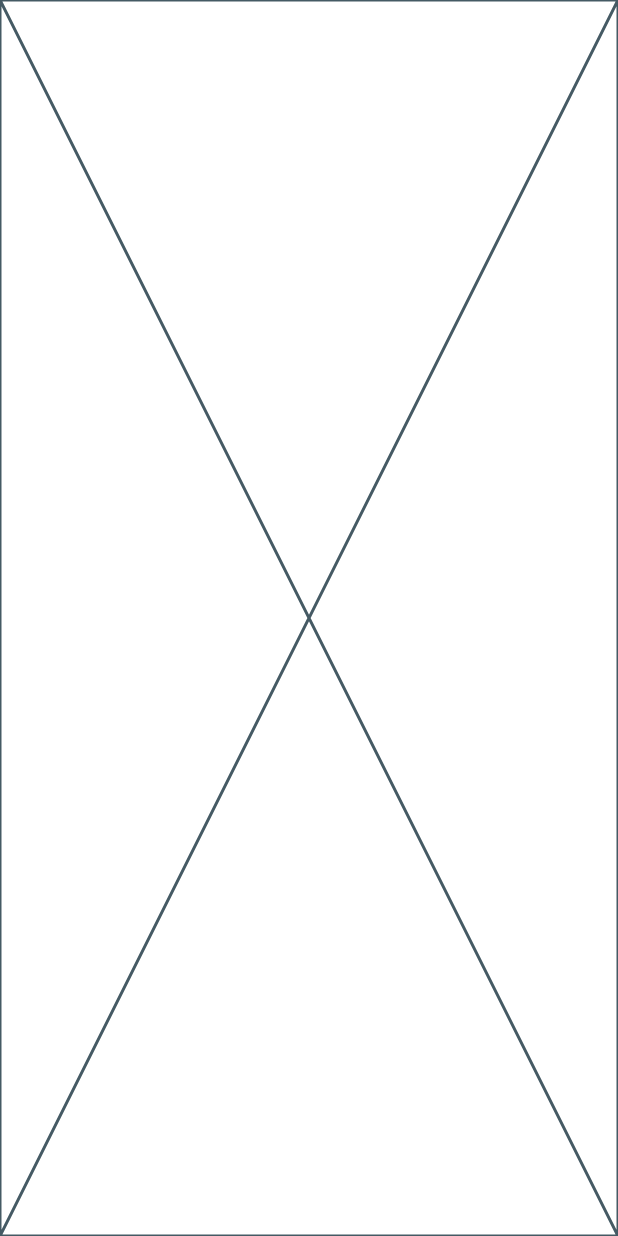
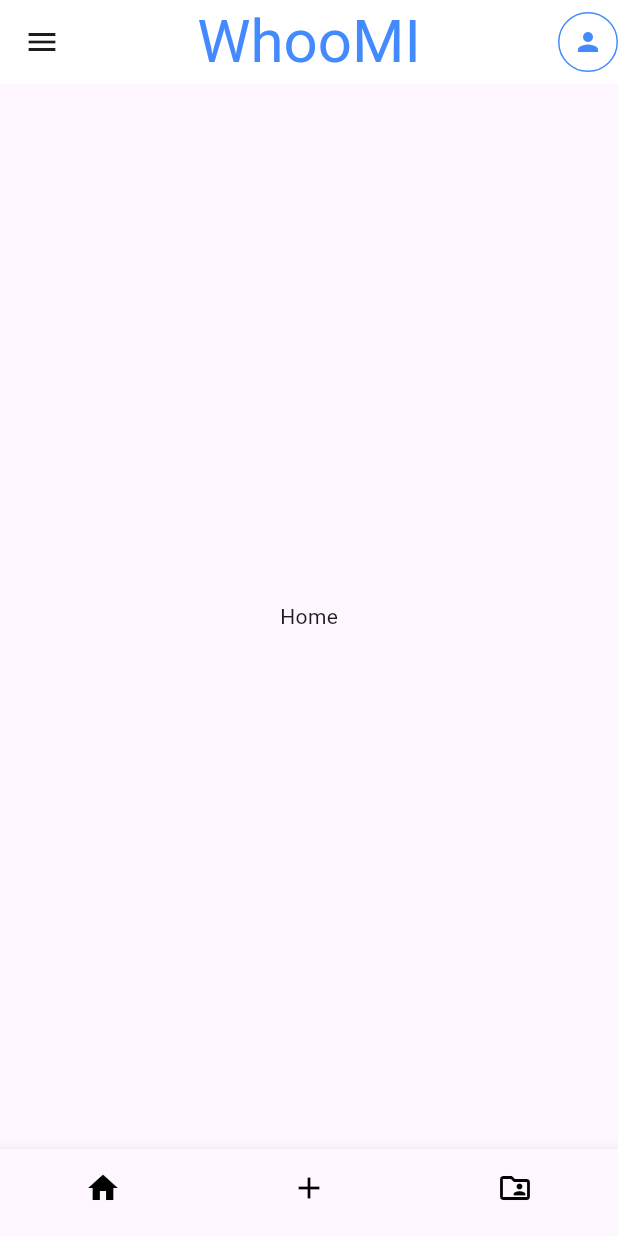
Before and after one commit to abdusattoryaminjonov/ai-project, a Flutter app: the screen it shows after launch, on a phone screen of 412 x 824 dp. Run offline on Flutter 3.47's test engine with Material 3 defaults, Android fonts, the phone set to English and light mode, and no system bars.

Commit message:
pages created

```diff
--- a/lib/main.dart
+++ b/lib/main.dart
@@ -12,6 +12,7 @@ class MyApp extends StatelessWidget {
   @override
   Widget build(BuildContext context) {
     return MaterialApp(
+      debugShowCheckedModeBanner: false,
       title: 'Flutter Demo',
       theme: ThemeData(
         colorScheme: ColorScheme.fromSeed(seedColor: Colors.deepPurple),
--- /dev/null
+++ b/lib/pages/all_images_page.dart
@@ -0,0 +1,19 @@
+import 'package:flutter/material.dart';
+
+class AllImagesPage extends StatefulWidget {
+  const AllImagesPage({super.key});
+
+  @override
+  State<AllImagesPage> createState() => _AllImagesPageState();
+}
+
+class _AllImagesPageState extends State<AllImagesPage> {
+  @override
+  Widget build(BuildContext context) {
+    return Scaffold(
+      body: Center(
+        child: Text("Home"),
+      ),
+    );
+  }
+}
--- a/lib/pages/home_page.dart
+++ b/lib/pages/home_page.dart
@@ -1,4 +1,8 @@
-import 'package:flutter/cupertino.dart';
+import 'package:ai_project/pages/add_model_page.dart';
+import 'package:ai_project/pages/all_images_page.dart';
+import 'package:ai_project/pages/image_uploade_page.dart';
+//import 'package:persistent_bottom_nav_bar/nav_bar_styles/style_15_bottom_nav_bar.widget.dart';
+import 'package:flutter/material.dart';
 
 class HomePage extends StatefulWidget {
   const HomePage({super.key});
@@ -8,8 +12,61 @@ class HomePage extends StatefulWidget {
 }
 
 class _HomePageState extends State<HomePage> {
+
+  var _pages = [
+    AllImagesPage(),
+    ImageUploadePage(),
+    AddModelPage()
+  ];
+
+  int currentPage = 0;
+
   @override
   Widget build(BuildContext context) {
-    return const Placeholder();
+    return Scaffold(
+      appBar: AppBar(
+        backgroundColor: Colors.white,
+        centerTitle: true,
+        title: Text("WhooMI",style: TextStyle(
+          color: Colors.blueAccent,
+          fontSize: 40,
+        ),),
+        actions: [
+          Container(
+            width: 40,
+            height: 40,
+            decoration: BoxDecoration(
+              shape: BoxShape.circle,
+              border: Border.all(color: Colors.blueAccent),
+            ),
+            child: Center(
+              child: IconButton(
+                onPressed: (){},
+                icon:Icon(Icons.person ,color: Colors.blueAccent,size: 20,),
+              ),
+            )
+          )
+        ],
+      ),
+      body: _pages[currentPage],
+      drawer: Drawer(),
+      bottomNavigationBar: BottomNavigationBar(
+        currentIndex: currentPage,
+        onTap: (i){
+          setState(() {
+            currentPage = i;
+          });
+        },
+        type: BottomNavigationBarType.fixed,
+        showSelectedLabels: false,
+        showUnselectedLabels: false,
+        selectedItemColor: Colors.black,
+        items: [
+          BottomNavigationBarItem(icon:Icon(Icons.home,color: Colors.black,),label: "Home"),
+          BottomNavigationBarItem(icon:Icon(Icons.add,color: Colors.black,),label: "Uploade"),
+          BottomNavigationBarItem(icon:Icon(Icons.folder_shared_outlined,color: Colors.black,),label: "Faces"),
+        ],
+      ),
+    );
   }
 }
--- a/pubspec.yaml
+++ b/pubspec.yaml
@@ -18,6 +18,7 @@ dev_dependencies:
     sdk: flutter
 
   flutter_lints: ^2.0.0
+  persistent_bottom_nav_bar: ^5.0.2
 
 flutter:
 
```
Also changed, not shown: lib/pages/add_model_page.dart (added, +19 -0 lines), lib/pages/image_uploade_page.dart (added, +20 -0 lines), pubspec.lock.
